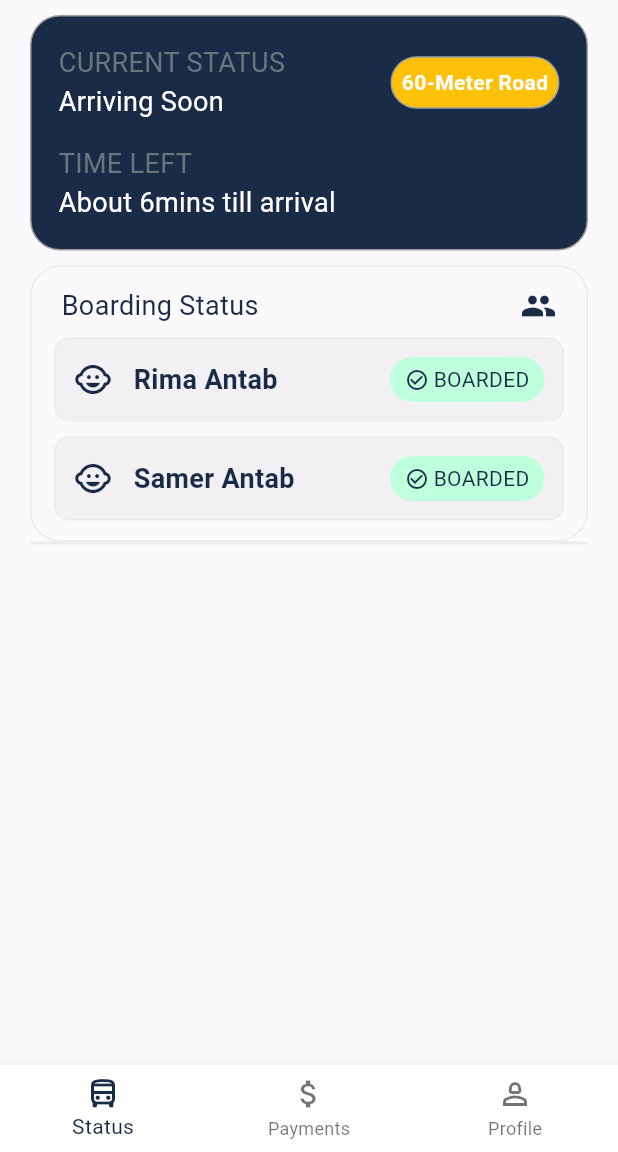
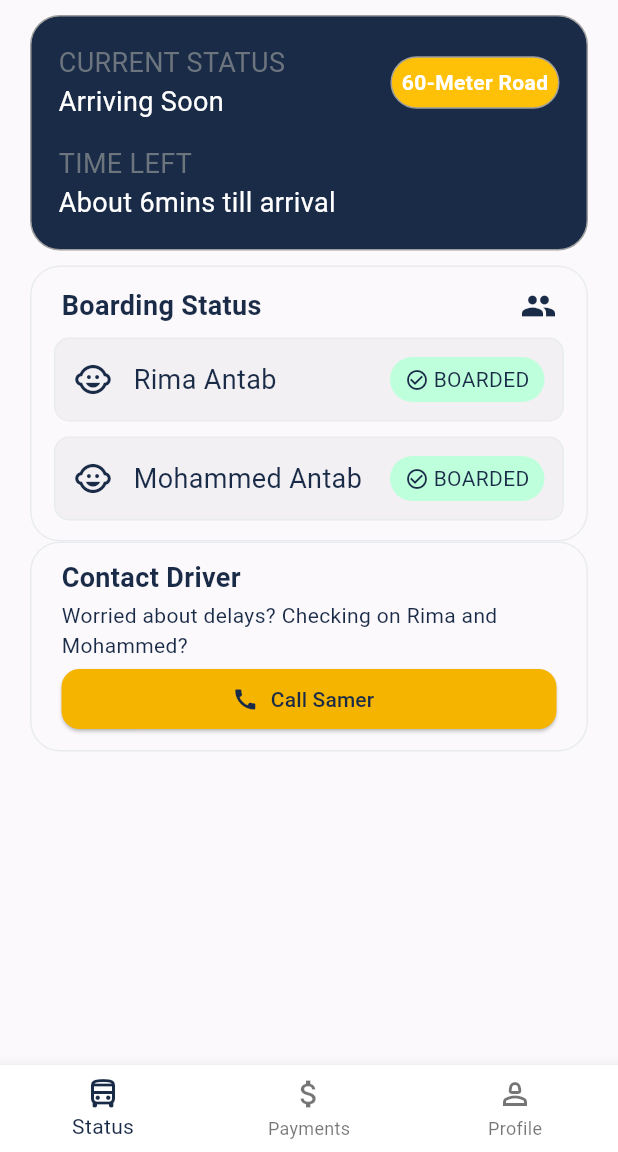
Before and after one commit to super-roomi/pasaty-flutter, a Flutter app: the PrMainShell screen opened directly, on a phone screen of 412 x 824 dp, the part 84-1236 px from its top. Run offline on Flutter 3.47's test engine with Material 3 defaults, Android fonts, the phone set to English and light mode, and no system bars.

Commit message:
Added contact driver, no functionality.

```diff
--- a/lib/Widgets/Parent Widgets/pr_boarding_widget.dart
+++ b/lib/Widgets/Parent Widgets/pr_boarding_widget.dart
@@ -33,7 +33,7 @@ class _PrBoardingWidgetState extends State<PrBoardingWidget> {
                   child: Row(
                     mainAxisAlignment: MainAxisAlignment.spaceBetween,
                     children: [
-                      Text("Boarding Status", style: TextStyle(fontSize: 18)),
+                      Text("Boarding Status", style: TextStyle(fontSize: 18, fontWeight: FontWeight.bold)),
                       Icon(Icons.group),
                     ],
                   ),
@@ -67,7 +67,6 @@ class _PrBoardingWidgetState extends State<PrBoardingWidget> {
                                   "Rima Antab",
                                   style: TextStyle(
                                     fontSize: 18,
-                                    fontWeight: FontWeight.bold,
                                   ),
                                   textAlign: TextAlign.left,
                                 ),
@@ -113,10 +112,9 @@ class _PrBoardingWidgetState extends State<PrBoardingWidget> {
                               child: Container(
                                 alignment: Alignment.centerLeft,
                                 child: Text(
-                                  "Samer Antab",
+                                  "Mohammed Antab",
                                   style: TextStyle(
                                     fontSize: 18,
-                                    fontWeight: FontWeight.bold,
                                   ),
                                   textAlign: TextAlign.left,
                                 ),
--- a/lib/Widgets/Parent Widgets/pr_contact_widget.dart
+++ b/lib/Widgets/Parent Widgets/pr_contact_widget.dart
@@ -10,11 +10,32 @@ class PrContactWidget extends StatelessWidget {
     return Padding(
       padding: const EdgeInsets.symmetric(horizontal: 20.0),
       child: Container(
-          decoration: BoxDecoration(
-            border: Border.all(color: AppColors.borderGray),
-            borderRadius: BorderRadius.circular(20),
+        decoration: BoxDecoration(
+          border: Border.all(color: AppColors.borderGray),
+          borderRadius: BorderRadius.circular(20),
+        ),
+        child: Padding(
+          padding: const EdgeInsets.symmetric(horizontal: 20.0, vertical: 10.0),
+          child: Column(
+            spacing: 2,
+            crossAxisAlignment: CrossAxisAlignment.start,
+            children: [
+              Text("Contact Driver", style: TextStyle(fontSize: 18, fontWeight: FontWeight.bold)),
+              Text("Worried about delays? Checking on Rima and Mohammed?"),
+              ElevatedButton.icon(
+                onPressed: () {},
+                label: Text("Call Samer"),
+                icon: Icon(Icons.call),
+                style: ElevatedButton.styleFrom(
+                  minimumSize: Size(double.infinity, 40),
+                  shape: RoundedRectangleBorder(
+                    borderRadius: BorderRadius.circular(12)
+                  )
+                ),
+              ),
+            ],
           ),
-          // child:
+        ),
       ),
     );
   }
```
Also changed, not shown: assets/images/qi-card-seeklogo.png (added).
